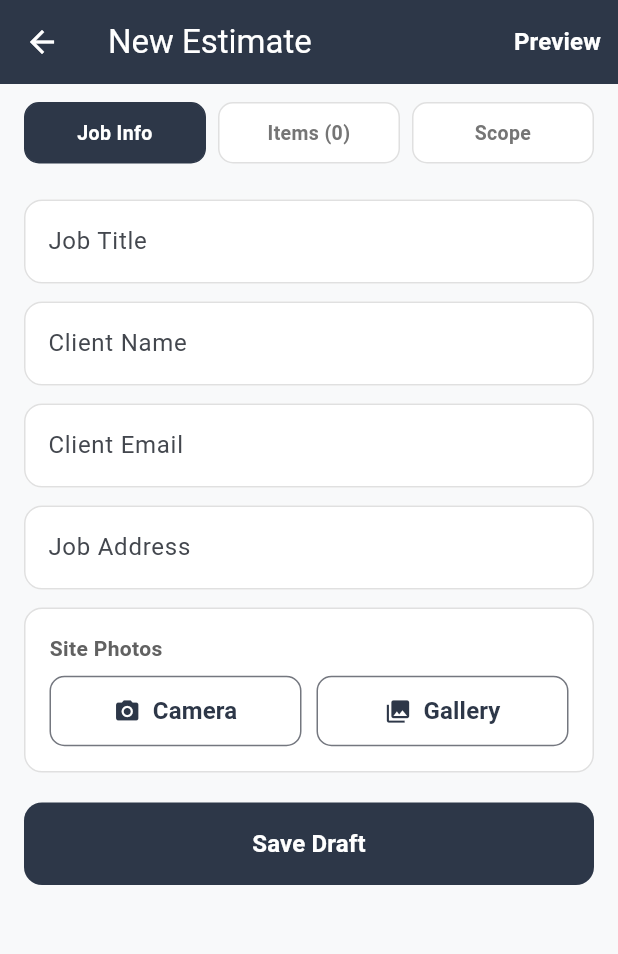
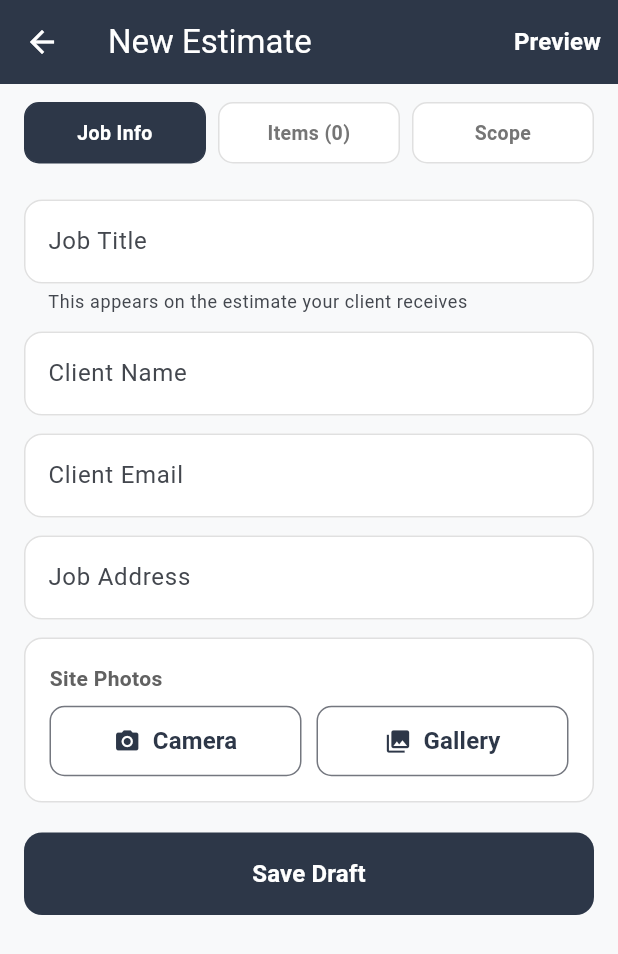
Before and after one commit to cmadd123/ProjectPulse, a Flutter app: the CreateEstimateScreen screen opened directly, on a phone screen of 412 x 824 dp. Shown: the top 954 px of the screen. Run offline on Flutter 3.47's test engine with Material 3 defaults, Android fonts, the phone set to English and light mode, and no system bars; our stand-ins replace app_links, cached_network_image, cloud_firestore, connectivity_plus, csv, file_picker and 11 more; missing offline and left inert: emojis, flutter_inappwebview, flutter_stripe, google_mlkit_text_recognition; accounts and stored records are empty.

Commit message:
Add client-visible helper tips to GC input fields
Subtle helper text reminding GCs that clients see certain fields:
- Project Name: "Your client sees this name"
- Milestone Name: "Your client sees this — keep it clear"
- Photo Caption: "Your client sees this in their activity feed"
- Change Order: "Your client will approve or decline this"
- Estimate Title: "This appears on the estimate your client receives"

Uses helperText property — small grey text under the field,
non-intrusive but visible when typing.

Co-Authored-By: Claude Opus 4.6 (1M context) <noreply@anthropic.com>

```diff
--- a/lib/screens/contractor/create_change_order_screen.dart
+++ b/lib/screens/contractor/create_change_order_screen.dart
@@ -124,6 +124,7 @@ class _CreateChangeOrderScreenState extends State<CreateChangeOrderScreen> {
                 maxLines: 4,
                 decoration: InputDecoration(
                   hintText: 'e.g., Add outlet in pantry for microwave',
+                  helperText: 'Your client will approve or decline this',
                   border: OutlineInputBorder(
                     borderRadius: BorderRadius.circular(12),
                   ),
--- a/lib/screens/contractor/create_estimate_screen.dart
+++ b/lib/screens/contractor/create_estimate_screen.dart
@@ -353,7 +353,7 @@ class _CreateEstimateScreenState extends State<CreateEstimateScreen> {
                 ListView(
                   padding: const EdgeInsets.all(16),
                   children: [
-                    TextField(controller: _titleController, decoration: _inputDeco('Job Title', hint: 'e.g., Master Bath Remodel')),
+                    TextField(controller: _titleController, decoration: _inputDeco('Job Title', hint: 'e.g., Master Bath Remodel', helper: 'This appears on the estimate your client receives')),
                     const SizedBox(height: 12),
                     TextField(controller: _clientNameController, decoration: _inputDeco('Client Name')),
                     const SizedBox(height: 12),
@@ -505,10 +505,11 @@ class _CreateEstimateScreenState extends State<CreateEstimateScreen> {
     );
   }
 
-  InputDecoration _inputDeco(String label, {String? hint}) {
+  InputDecoration _inputDeco(String label, {String? hint, String? helper}) {
     return InputDecoration(
       labelText: label,
       hintText: hint,
+      helperText: helper,
       border: OutlineInputBorder(borderRadius: BorderRadius.circular(12)),
       filled: true,
       fillColor: Colors.white,
--- a/lib/screens/contractor/create_milestones_screen.dart
+++ b/lib/screens/contractor/create_milestones_screen.dart
@@ -520,6 +520,7 @@ class _MilestoneCard extends StatelessWidget {
               decoration: InputDecoration(
                 labelText: 'Name *',
                 hintText: item.nameHint,
+                helperText: 'Your client sees this — keep it clear',
                 hintStyle: TextStyle(color: Colors.grey[400]),
                 border: const OutlineInputBorder(),
                 filled: true,
--- a/lib/screens/contractor/create_project_screen.dart
+++ b/lib/screens/contractor/create_project_screen.dart
@@ -267,6 +267,7 @@ class _CreateProjectScreenState extends State<CreateProjectScreen> {
                 decoration: InputDecoration(
                   labelText: 'Project Name *',
                   hintText: 'e.g., Smith Kitchen Remodel',
+                  helperText: 'Your client sees this name',
                   border: OutlineInputBorder(
                     borderRadius: BorderRadius.circular(12),
                   ),
--- a/lib/screens/contractor/project_details_screen.dart
+++ b/lib/screens/contractor/project_details_screen.dart
@@ -384,6 +384,7 @@ Looking forward to working with you!
                 maxLines: 3,
                 decoration: InputDecoration(
                   hintText: 'Add a caption (e.g., "Demo complete - ready for electrical")',
+                  helperText: 'Your client sees this in their activity feed',
                   border: OutlineInputBorder(
                     borderRadius: BorderRadius.circular(12),
                   ),
```
